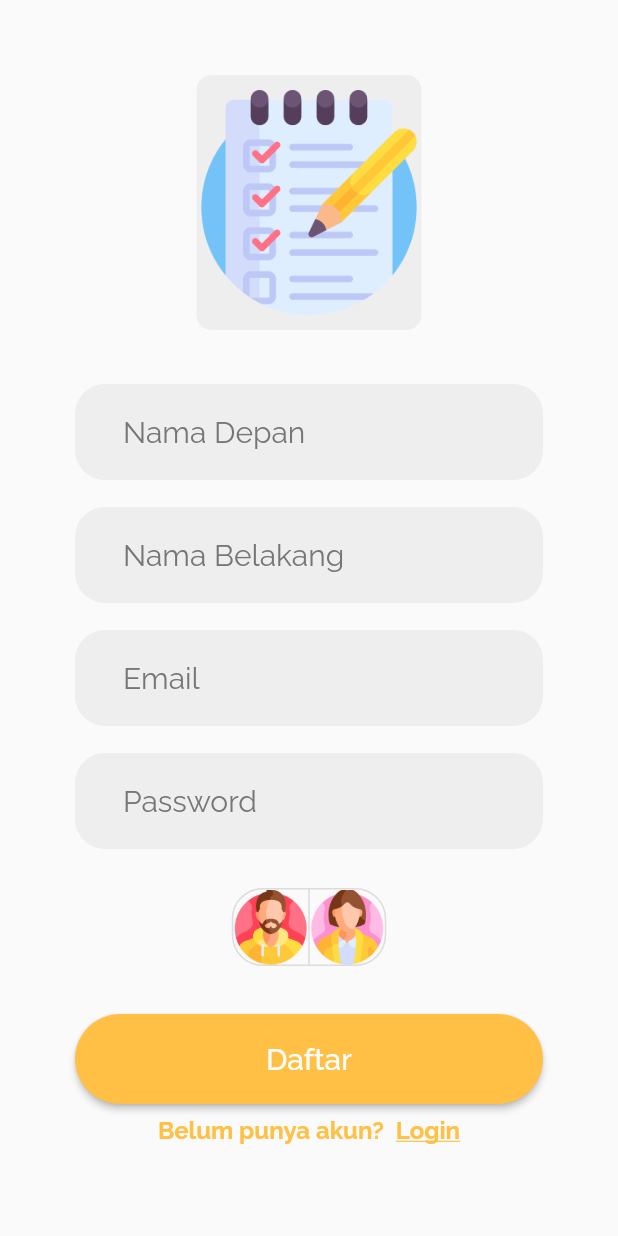
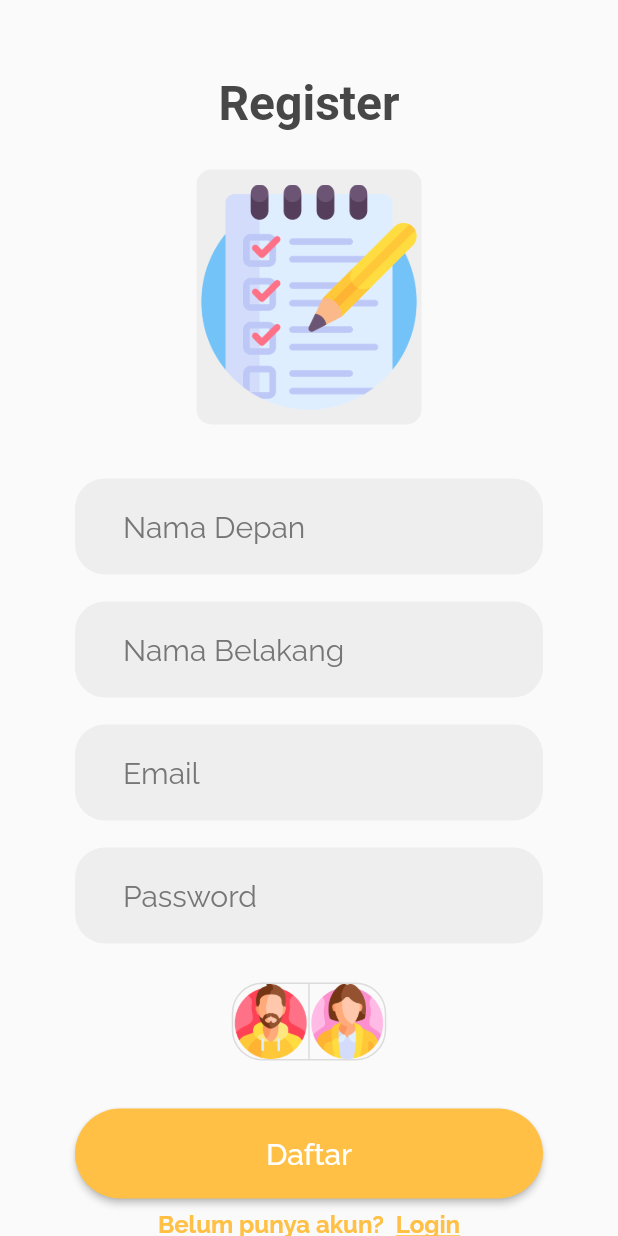
Before and after one commit to MuhammadAbdiel/task-management, a Flutter app: the screen it shows after launch, after a tap on "Start", after a tap on "Sign in with Email", on a phone screen of 412 x 824 dp. Run offline on Flutter 3.47's test engine with Material 2 defaults, Android fonts, the phone set to English and light mode, and no system bars; our stand-ins replace cloud_firestore, datetime_picker_formfield, firebase_auth, firebase_core, flutter_local_notifications, flutter_native_timezone and 4 more; missing offline and left inert: android_alarm_manager_plus; accounts and stored records are empty.

Commit message:
Memperbaiki tampilan

```diff
--- a/lib/pages/login_page.dart
+++ b/lib/pages/login_page.dart
@@ -38,6 +38,17 @@ class _LoginPageState extends State<LoginPage> {
                 key: formKey,
                 child: Column(
                   children: [
+                    Container(
+                    child: Text(
+                       'Login',
+                        style: TextStyle(
+                        fontSize: 32,
+                        fontWeight: FontWeight.w600,
+                        color: Color.fromARGB(255, 71, 71, 71),
+                        ),
+                      ),
+                    ),
+                  const SizedBox(height: 25),
                     Container(
                       width: 150,
                       height: 170,
--- a/lib/pages/main_page.dart
+++ b/lib/pages/main_page.dart
@@ -26,7 +26,7 @@ class MainPage extends StatelessWidget {
                     const Text(
                       'Dragoyang',
                       style: TextStyle(
-                        fontSize: 20,
+                        fontSize: 21,
                         fontFamily: 'Raleway',
                         fontWeight: FontWeight.w600,
                         color: Color(0xff3F3F3F),
--- a/lib/pages/register_page.dart
+++ b/lib/pages/register_page.dart
@@ -83,6 +83,17 @@ class _RegisterPageState extends State<RegisterPage> {
               child: Center(
                 child: Column(
                   children: [
+                    Container(
+                    child: Text(
+                       'Register',
+                        style: TextStyle(
+                        fontSize: 32,
+                        fontWeight: FontWeight.w600,
+                        color: Color.fromARGB(255, 71, 71, 71),
+                        ),
+                      ),
+                    ),
+                  const SizedBox(height: 25),
                     Container(
                       width: 150,
                       height: 170,
--- a/lib/pages/sign_up.dart
+++ b/lib/pages/sign_up.dart
@@ -19,9 +19,21 @@ class SignUp extends StatelessWidget {
             child: Center(
               child: Column(
                 children: [
+                  const SizedBox(height: 20),
                   Container(
-                    width: 150,
-                    height: 170,
+                    child: Text(
+                       'Task Management',
+                        style: TextStyle(
+                        fontSize: 32,
+                        fontWeight: FontWeight.w600,
+                        color: Color.fromARGB(255, 71, 71, 71),
+                      ),
+                    ),
+                  ),
+                  const SizedBox(height: 40),
+                  Container(
+                    width: 155,
+                    height: 175,
                     decoration: BoxDecoration(
                       borderRadius: BorderRadius.circular(10),
                       color: const Color(0xffEEEEEE),
@@ -30,9 +42,9 @@ class SignUp extends StatelessWidget {
                       'assets/icons/png/list.png',
                     ),
                   ),
-                  const SizedBox(height: 100),
+                  const SizedBox(height: 60),
                   const SignInButton(),
-                  const SizedBox(height: 8),
+                  const SizedBox(height: 10),
                   const SignInButton2(),
                 ],
               ),
```
